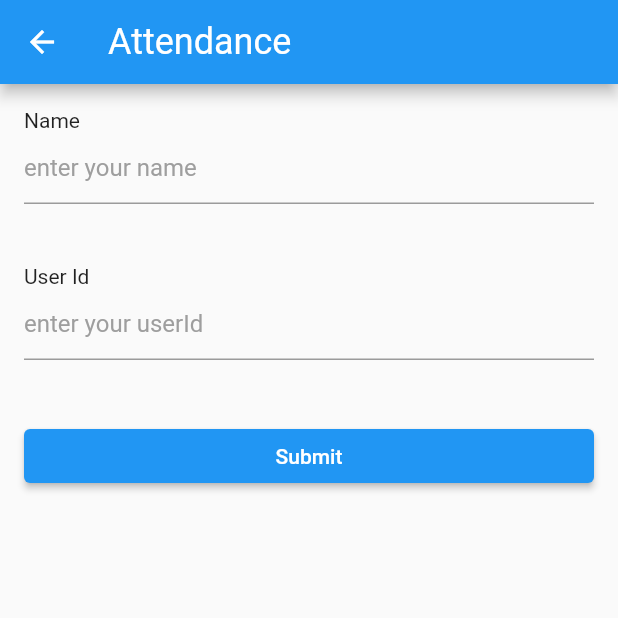
After one commit to Jashem/online_attendance_app, a Flutter app: the AttendancePage screen opened directly, after a tap on "Submit", on a phone screen of 412 x 824 dp, the top half of it. The commit adds this screen. Run offline on Flutter 3.47's test engine with Material 2 defaults, Android fonts, the phone set to English and light mode, and no system bars; our stand-ins replace bloc, dio, flutter_bloc, formz, freezed_annotation, get_it and 2 more.

Commit message:
added attendance submit

```diff
--- a/lib/attendance/bloc/attendance_bloc/attendance_bloc.dart
+++ b/lib/attendance/bloc/attendance_bloc/attendance_bloc.dart
@@ -1,14 +1,93 @@
+import 'dart:developer';
+
 import 'package:bloc/bloc.dart';
+import 'package:formz/formz.dart';
 import 'package:freezed_annotation/freezed_annotation.dart';
+import 'package:location/location.dart';
+import 'package:uuid/uuid.dart';
 
+import '../../../core/helpers/async_fuction_wrapper.dart';
+import '../../../core/models/required_field.dart';
+import '../../../core/network/http_client.dart';
+
+part 'attendance_bloc.freezed.dart';
 part 'attendance_event.dart';
 part 'attendance_state.dart';
-part 'attendance_bloc.freezed.dart';
 
 class AttendanceBloc extends Bloc<AttendanceEvent, AttendanceState> {
-  AttendanceBloc() : super(_Initial()) {
-    on<AttendanceEvent>((event, emit) {
-      // TODO: implement event handler
+  final BaseHttpClient client;
+
+  AttendanceBloc({
+    required this.client,
+  }) : super(AttendanceState()) {
+    on<AttendanceEvent>((event, emit) async {
+      await event.when<Future<void>>(
+        started: () async {},
+        nameChanged: (name) async => _mapNameChangedToState(name, emit),
+        userIdChanged: (userId) async => _mapUserIdChangedToState(userId, emit),
+        submitted: () async {
+          await _mapSubmittedToState(emit);
+        },
+      );
     });
   }
+
+  void _mapNameChangedToState(
+    String value,
+    Emitter<AttendanceState> emit,
+  ) {
+    final name = RequiredField.dirty(value);
+    emit(state.copyWith(
+      name: name,
+      status: Formz.validate(
+        [state.userId, name],
+      ),
+    ));
+  }
+
+  void _mapUserIdChangedToState(
+    String value,
+    Emitter<AttendanceState> emit,
+  ) {
+    final userId = RequiredField.dirty(value);
+    emit(state.copyWith(
+      userId: userId,
+      status: Formz.validate(
+        [state.name, userId],
+      ),
+    ));
+  }
+
+  Future<void> _mapSubmittedToState(Emitter<AttendanceState> emit) async {
+    if (state.status.isValidated) {
+      emit(state.copyWith(status: FormzStatus.submissionInProgress));
+      try {
+        await httpCallWrapper(() async {
+          final Location location = Location();
+          final locationRes = await location.getLocation();
+          final uuid = const Uuid().v4();
+          await client.apiClient.post(
+            "/attendance",
+            data: {
+              "name": state.name,
+              "uid": state.userId,
+              "latitude": locationRes.latitude,
+              "longitude": locationRes.longitude,
+              "request_id": uuid,
+            },
+          );
+        });
+        emit(state.copyWith(status: FormzStatus.submissionSuccess));
+      } catch (e, st) {
+        log(e.toString());
+        log(st.toString());
+        emit(
+          state.copyWith(
+            errorMessage: e.toString(),
+            status: FormzStatus.submissionFailure,
+          ),
+        );
+      }
+    }
+  }
 }
--- a/lib/attendance/bloc/attendance_bloc/attendance_event.dart
+++ b/lib/attendance/bloc/attendance_bloc/attendance_event.dart
@@ -2,5 +2,10 @@ part of 'attendance_bloc.dart';
 
 @freezed
 class AttendanceEvent with _$AttendanceEvent {
-  const factory AttendanceEvent.started() = _Started;
+  const factory AttendanceEvent.started() = AttendanceStarted;
+  const factory AttendanceEvent.nameChanged(String name) =
+      AttendanceNameChanged;
+  const factory AttendanceEvent.userIdChanged(String userId) =
+      AttendanceUserIdChanged;
+  const factory AttendanceEvent.submitted() = AttendanceSubmitted;
 }
--- a/lib/attendance/bloc/attendance_bloc/attendance_state.dart
+++ b/lib/attendance/bloc/attendance_bloc/attendance_state.dart
@@ -2,5 +2,10 @@ part of 'attendance_bloc.dart';
 
 @freezed
 class AttendanceState with _$AttendanceState {
-  const factory AttendanceState.initial() = _Initial;
+  factory AttendanceState({
+    @Default(FormzStatus.pure) FormzStatus status,
+    @Default(RequiredField.pure()) RequiredField name,
+    @Default(RequiredField.pure()) RequiredField userId,
+    @Default("") String errorMessage,
+  }) = _AttanceState;
 }
--- /dev/null
+++ b/lib/attendance/view/attendance_page.dart
@@ -0,0 +1,39 @@
+import 'package:flutter/material.dart';
+import 'package:flutter_bloc/flutter_bloc.dart';
+
+import '../../core/di/dependency_injection.dart';
+import '../../core/network/http_client.dart';
+import '../bloc/attendance_bloc/attendance_bloc.dart';
+import '../widget/attendance_form.dart';
+
+class AttendancePage extends StatelessWidget {
+  const AttendancePage({Key? key}) : super(key: key);
+
+  static Route route() => MaterialPageRoute(
+        builder: (context) => const AttendancePage(),
+      );
+
+  @override
+  Widget build(BuildContext context) {
+    return BlocProvider(
+      create: (context) => AttendanceBloc(
+        client: sl.get<BaseHttpClient>(),
+      ),
+      child: Scaffold(
+        appBar: AppBar(
+          title: Text(
+            'Attendance',
+            style: Theme.of(context)
+                .textTheme
+                .headlineSmall
+                ?.copyWith(color: Colors.white),
+          ),
+        ),
+        body: const Padding(
+          padding: EdgeInsets.all(16),
+          child: AttendanceForm(),
+        ),
+      ),
+    );
+  }
+}
--- /dev/null
+++ b/lib/attendance/widget/attendance_form.dart
@@ -0,0 +1,115 @@
+import 'package:flutter/material.dart';
+import 'package:flutter_bloc/flutter_bloc.dart';
+import 'package:formz/formz.dart';
+
+import '../../core/helpers/helpers.dart';
+import '../../core/widgets/input_field.dart';
+import '../bloc/attendance_bloc/attendance_bloc.dart';
+
+class AttendanceForm extends StatelessWidget {
+  const AttendanceForm({Key? key}) : super(key: key);
+
+  @override
+  Widget build(BuildContext context) {
+    return BlocListener<AttendanceBloc, AttendanceState>(
+      listener: (context, state) {
+        if (state.status == FormzStatus.submissionSuccess) {
+          ScaffoldMessenger.of(context).showSnackBar(
+            const SnackBar(
+              content: Text("Submitted successfully"),
+            ),
+          );
+          Navigator.of(context).pop();
+        }
+      },
+      child: Column(
+        children: const [
+          _NameInput(),
+          _UserIdInput(),
+          _SubmitButton(),
+        ],
+      ),
+    );
+  }
+}
+
+class _SubmitButton extends StatelessWidget {
+  const _SubmitButton({Key? key}) : super(key: key);
+
+  @override
+  Widget build(BuildContext context) {
+    return BlocBuilder<AttendanceBloc, AttendanceState>(
+      buildWhen: (previos, current) => previos.status != current.status,
+      builder: (context, state) {
+        switch (state.status) {
+          case FormzStatus.submissionInProgress:
+            return const Center(
+              child: CircularProgressIndicator(),
+            );
+          default:
+            return SizedBox(
+              width: double.infinity,
+              child: ElevatedButton(
+                onPressed: () async {
+                  if (await Helper.isLocationPermittedOrPromptDialoge()) {
+                    context.read<AttendanceBloc>().add(
+                          const AttendanceEvent.submitted(),
+                        );
+                  }
+                },
+                child: const Text('Submit'),
+              ),
+            );
+        }
+      },
+    );
+  }
+}
+
+class _NameInput extends StatelessWidget {
+  const _NameInput({
+    Key? key,
+  }) : super(key: key);
+
+  @override
+  Widget build(BuildContext context) {
+    return BlocBuilder<AttendanceBloc, AttendanceState>(
+      buildWhen: (previous, current) => previous.name != current.name,
+      builder: (context, state) => Padding(
+        padding: EdgeInsets.only(bottom: state.name.invalid ? 16 : 40),
+        child: InputField(
+          label: 'Name',
+          hint: 'enter your name',
+          error: state.name.invalid ? 'Please enter valid name' : null,
+          onChanged: (value) => context.read<AttendanceBloc>().add(
+                AttendanceEvent.nameChanged(value),
+              ),
+        ),
+      ),
+    );
+  }
+}
+
+class _UserIdInput extends StatelessWidget {
+  const _UserIdInput({
+    Key? key,
+  }) : super(key: key);
+
+  @override
+  Widget build(BuildContext context) {
+    return BlocBuilder<AttendanceBloc, AttendanceState>(
+      buildWhen: (previous, current) => previous.userId != current.userId,
+      builder: (context, state) => Padding(
+        padding: EdgeInsets.only(bottom: state.userId.invalid ? 16 : 40),
+        child: InputField(
+          label: 'User Id',
+          hint: 'enter your userId',
+          error: state.name.invalid ? 'Please enter valid user id' : null,
+          onChanged: (value) => context.read<AttendanceBloc>().add(
+                AttendanceEvent.userIdChanged(value),
+              ),
+        ),
+      ),
+    );
+  }
+}
--- /dev/null
+++ b/lib/core/helpers/helpers.dart
@@ -0,0 +1,28 @@
+import 'package:location/location.dart';
+
+class Helper {
+  static Future<bool> isLocationPermittedOrPromptDialoge() async {
+    late bool serviceEnabled;
+    late PermissionStatus permissionGranted;
+    Location location = Location();
+
+    // Check if location service is enable
+    serviceEnabled = await location.serviceEnabled();
+    if (!serviceEnabled) {
+      serviceEnabled = await location.requestService();
+      if (!serviceEnabled) {
+        return false;
+      }
+    }
+
+    // Check if permission is granted
+    permissionGranted = await location.hasPermission();
+    if (permissionGranted == PermissionStatus.denied) {
+      permissionGranted = await location.requestPermission();
+      if (permissionGranted != PermissionStatus.granted) {
+        return false;
+      }
+    }
+    return true;
+  }
+}
--- /dev/null
+++ b/lib/core/models/required_field.dart
@@ -0,0 +1,15 @@
+import 'package:formz/formz.dart';
+
+enum RequiredFieldValidationError { empty }
+
+class RequiredField extends FormzInput<String, RequiredFieldValidationError> {
+  const RequiredField.pure() : super.pure('');
+  const RequiredField.dirty([String value = '']) : super.dirty(value);
+
+  @override
+  RequiredFieldValidationError? validator(String? value) {
+    return value?.isNotEmpty == true
+        ? null
+        : RequiredFieldValidationError.empty;
+  }
+}
--- /dev/null
+++ b/lib/core/widgets/input_field.dart
@@ -0,0 +1,47 @@
+import 'package:flutter/material.dart';
+
+class InputField extends StatelessWidget {
+  const InputField({
+    Key? key,
+    this.label,
+    this.prefix,
+    required this.hint,
+    this.error,
+    this.onChanged,
+    this.obsecureText = false,
+  }) : super(key: key);
+
+  final String? label;
+  final Widget? prefix;
+  final String hint;
+  final String? error;
+  final bool obsecureText;
+  final ValueChanged? onChanged;
+
+  @override
+  Widget build(BuildContext context) {
+    return Column(
+      crossAxisAlignment: CrossAxisAlignment.start,
+      children: [
+        if (label != null) Text(label!),
+        TextField(
+          obscureText: obsecureText,
+          onChanged: onChanged,
+          textInputAction: TextInputAction.done,
+          decoration: InputDecoration(
+              hintText: hint,
+              hintStyle: const TextStyle(color: Colors.grey),
+              prefixIconConstraints:
+                  const BoxConstraints(minWidth: 0, minHeight: 0),
+              prefixIcon: prefix != null
+                  ? Padding(
+                      padding: const EdgeInsets.only(right: 10),
+                      child: prefix,
+                    )
+                  : null,
+              errorText: error),
+        ),
+      ],
+    );
+  }
+}
--- a/lib/stores/widgets/store_list_view.dart
+++ b/lib/stores/widgets/store_list_view.dart
@@ -2,6 +2,7 @@ import 'dart:developer';
 
 import 'package:flutter/material.dart';
 import 'package:flutter_bloc/flutter_bloc.dart';
+import 'package:online_attendance_app/attendance/view/attendance_page.dart';
 import 'package:pull_to_refresh/pull_to_refresh.dart';
 
 import '../bloc/stores_bloc/stores_bloc.dart';
@@ -69,6 +70,9 @@ class _StoreListViewState extends State<StoreListView> {
           itemBuilder: (context, index) {
             final store = widget.stores[index];
             return ListTile(
+              onTap: () {
+                Navigator.of(context).push(AttendancePage.route());
+              },
               title: Text(store.name),
               subtitle: Text(store.address),
             );
--- a/pubspec.yaml
+++ b/pubspec.yaml
@@ -35,6 +35,9 @@ dependencies:
   json_annotation: ^4.6.0
   get_it: ^7.2.0
   pull_to_refresh: ^2.0.0
+  location: ^4.4.0
+  formz: ^0.4.1
+  uuid: ^3.0.6
 
   # The following adds the Cupertino Icons font to your application.
   # Use with the CupertinoIcons class for iOS style icons.
```
Also changed, not shown: lib/attendance/bloc/attendance_bloc/attendance_bloc.freezed.dart, pubspec.lock, 9 other files.
